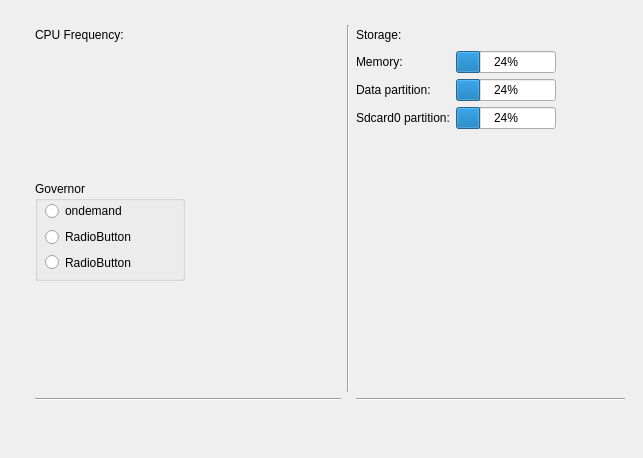
Above: phonedetailwidget.ui from BAT6188/kedacom-android-tool before the change. Below: the same form after it.
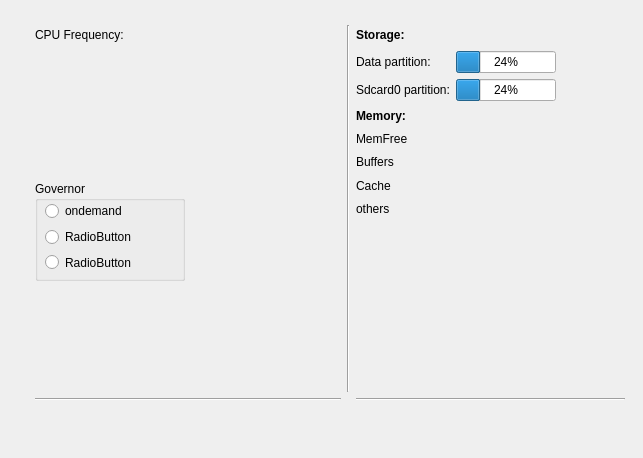
That is the form after the change. Custom widgets are drawn as their Qt base class.

Commit message: Add Memory pie; Add start-stop timer.

Diff of the .ui file:
```diff
--- a/phonedetailwidget.ui
+++ b/phonedetailwidget.ui
@@ -172,6 +172,12 @@
      <layout class="QFormLayout" name="formLayout_2">
       <item row="0" column="0">
        <widget class="QLabel" name="label">
+        <property name="font">
+         <font>
+          <weight>75</weight>
+          <bold>true</bold>
+         </font>
+        </property>
         <property name="text">
          <string>Storage:</string>
         </property>
@@ -194,33 +200,13 @@
        </spacer>
       </item>
       <item row="1" column="0">
-       <widget class="QLabel" name="label_4">
-        <property name="text">
-         <string>Memory:</string>
-        </property>
-       </widget>
-      </item>
-      <item row="1" column="1">
-       <widget class="QProgressBar" name="progressBar">
-        <property name="maximumSize">
-         <size>
-          <width>100</width>
-          <height>50</height>
-         </size>
-        </property>
-        <property name="value">
-         <number>24</number>
-        </property>
-       </widget>
-      </item>
-      <item row="2" column="0">
        <widget class="QLabel" name="label_6">
         <property name="text">
          <string>Data partition:</string>
         </property>
        </widget>
       </item>
-      <item row="2" column="1">
+      <item row="1" column="1">
        <widget class="QProgressBar" name="progressBar_2">
         <property name="maximumSize">
          <size>
@@ -233,14 +219,14 @@
         </property>
        </widget>
       </item>
-      <item row="3" column="0">
+      <item row="2" column="0">
        <widget class="QLabel" name="label_8">
         <property name="text">
          <string>Sdcard0 partition:</string>
         </property>
        </widget>
       </item>
-      <item row="3" column="1">
+      <item row="2" column="1">
        <widget class="QProgressBar" name="progressBar_3">
         <property name="maximumSize">
          <size>
@@ -253,6 +239,70 @@
         </property>
        </widget>
       </item>
+      <item row="3" column="0">
+       <layout class="QVBoxLayout" name="verticalLayout_4">
+        <item>
+         <widget class="QLabel" name="label_3">
+          <property name="font">
+           <font>
+            <weight>75</weight>
+            <bold>true</bold>
+           </font>
+          </property>
+          <property name="text">
+           <string>Memory:</string>
+          </property>
+         </widget>
+        </item>
+        <item>
+         <widget class="QLabel" name="freeLabel">
+          <property name="text">
+           <string>MemFree</string>
+          </property>
+         </widget>
+        </item>
+        <item>
+         <widget class="QLabel" name="BuffersLabel">
+          <property name="text">
+           <string>Buffers</string>
+          </property>
+         </widget>
+        </item>
+        <item>
+         <widget class="QLabel" name="cacheLabel">
+          <property name="text">
+           <string>Cache</string>
+          </property>
+         </widget>
+        </item>
+        <item>
+         <widget class="QLabel" name="othersLabel">
+          <property name="text">
+           <string>others</string>
+          </property>
+         </widget>
+        </item>
+       </layout>
+      </item>
+      <item row="3" column="1">
+       <widget class="ChartLabel" name="memLabel">
+        <property name="minimumSize">
+         <size>
+          <width>110</width>
+          <height>110</height>
+         </size>
+        </property>
+        <property name="maximumSize">
+         <size>
+          <width>110</width>
+          <height>110</height>
+         </size>
+        </property>
+        <property name="text">
+         <string/>
+        </property>
+       </widget>
+      </item>
      </layout>
     </item>
     <item row="0" column="1">
@@ -279,6 +329,13 @@
    </layout>
   </widget>
  </widget>
+ <customwidgets>
+  <customwidget>
+   <class>ChartLabel</class>
+   <extends>QLabel</extends>
+   <header>chartlabel.h</header>
+  </customwidget>
+ </customwidgets>
  <resources/>
  <connections/>
 </ui>
```
The commit also changes 16 other files.
